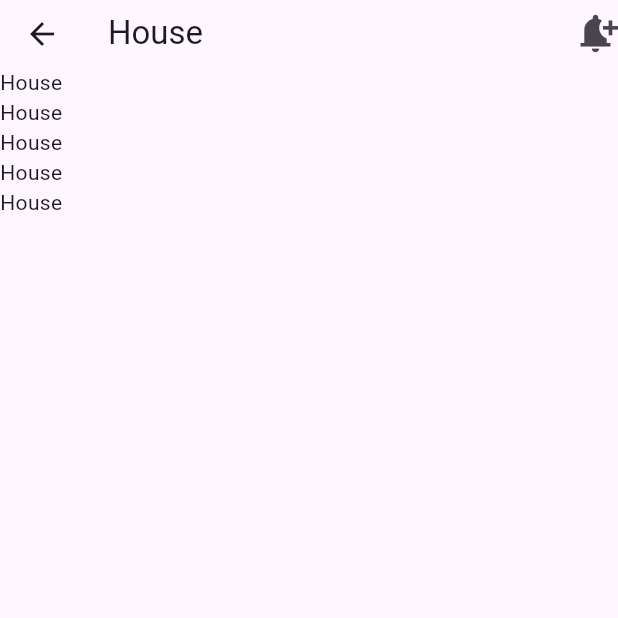
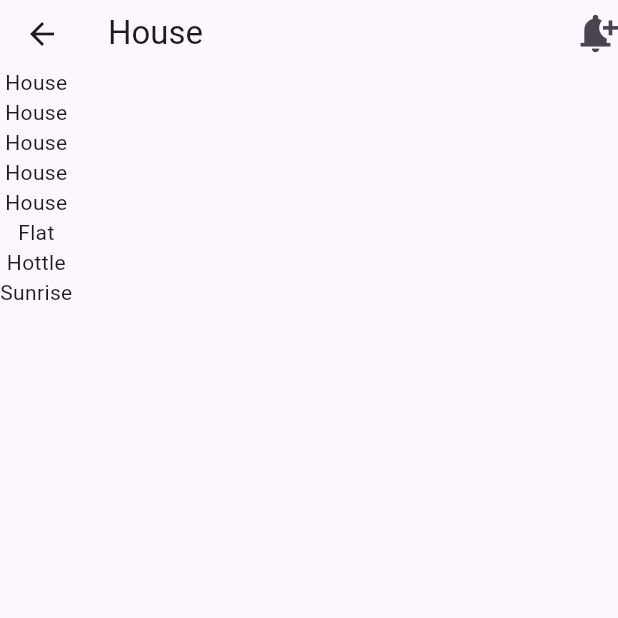
Before and after one commit to obaidul360/Home-Rent-App, a Flutter app: the HomeScreen screen opened directly, on a phone screen of 412 x 824 dp, the top half of it. Run offline on Flutter 3.47's test engine with Material 3 defaults, Android fonts, the phone set to English and light mode, and no system bars; our stand-ins replace flutter_screenutil.

Commit message:
home Rent

```diff
--- a/lib/src/home/home_screen.dart
+++ b/lib/src/home/home_screen.dart
@@ -23,6 +23,9 @@ class _HomeScreenState extends State<HomeScreen> {
         Text("House"),
         Text("House"),
         Text("House"),
+        Text("Flat"),
+        Text("Hottle"),
+        Text("Sunrise"),
       ],),
     );
   }
```
